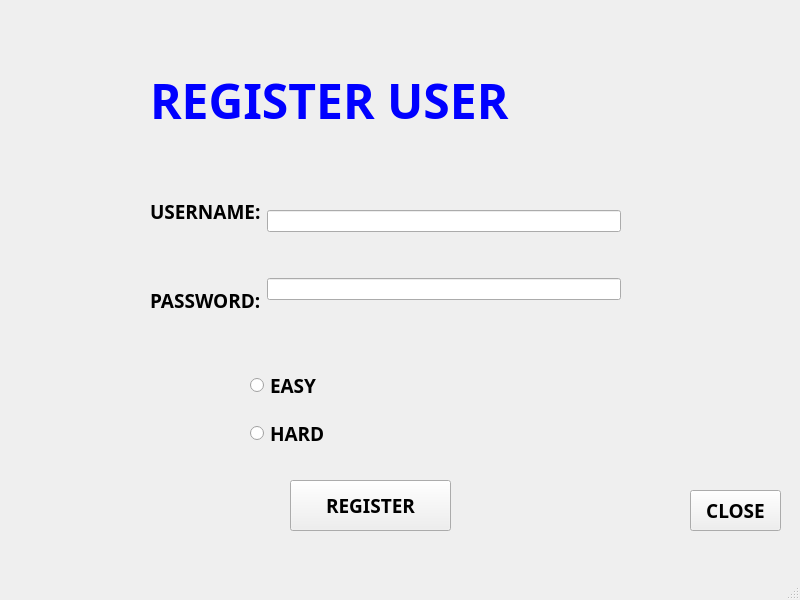
29022020/PROYECTO-FINAL, file CODIFICACIÓN/Ragnarok/register.ui: the form before one commit.
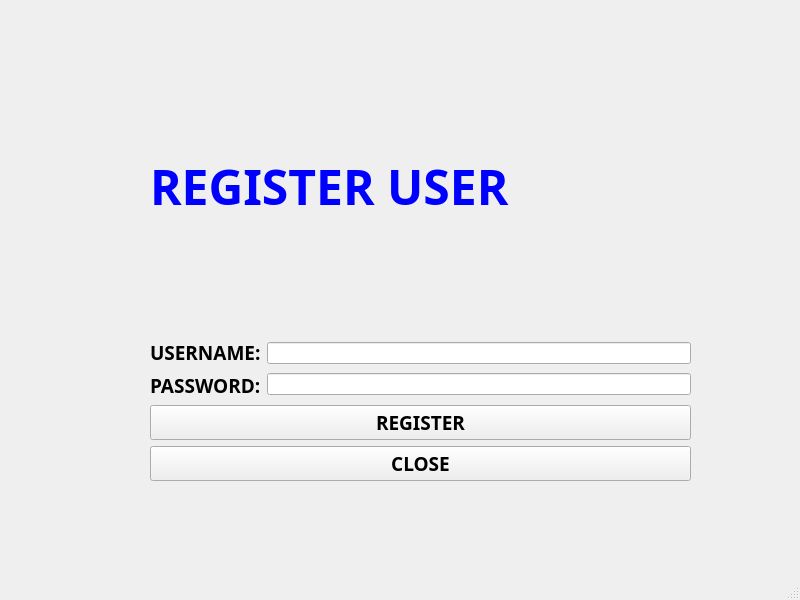
The form after the commit. Icons and pictures are not drawn.

Patch:
```diff
--- a/CODIFICACIÓN/Ragnarok/register.ui
+++ b/CODIFICACIÓN/Ragnarok/register.ui
@@ -14,78 +14,18 @@
    <string>MainWindow</string>
   </property>
   <widget class="QWidget" name="centralwidget">
-   <widget class="QWidget" name="layoutWidget">
+   <widget class="QWidget" name="">
     <property name="geometry">
      <rect>
-      <x>250</x>
-      <y>360</y>
-      <width>271</width>
-      <height>101</height>
+      <x>150</x>
+      <y>40</y>
+      <width>541</width>
+      <height>441</height>
      </rect>
     </property>
-    <layout class="QVBoxLayout" name="verticalLayout">
-     <item>
-      <widget class="QRadioButton" name="easyRadioButton">
-       <property name="font">
-        <font>
-         <family>Nunito Black</family>
-         <pointsize>14</pointsize>
-         <weight>75</weight>
-         <bold>true</bold>
-        </font>
-       </property>
-       <property name="text">
-        <string>EASY</string>
-       </property>
-      </widget>
-     </item>
-     <item>
-      <widget class="QRadioButton" name="hardRadioButton">
-       <property name="font">
-        <font>
-         <family>Nunito Black</family>
-         <pointsize>14</pointsize>
-         <weight>75</weight>
-         <bold>true</bold>
-        </font>
-       </property>
-       <property name="text">
-        <string>HARD</string>
-       </property>
-      </widget>
-     </item>
-    </layout>
-   </widget>
-   <widget class="QPushButton" name="registerPushButton">
-    <property name="geometry">
-     <rect>
-      <x>290</x>
-      <y>480</y>
-      <width>161</width>
-      <height>51</height>
-     </rect>
-    </property>
-    <property name="font">
-     <font>
-      <family>Nunito Black</family>
-      <pointsize>14</pointsize>
-      <weight>75</weight>
-      <bold>true</bold>
-     </font>
-    </property>
-    <property name="text">
-     <string>REGISTER</string>
-    </property>
-   </widget>
+    <layout class="QGridLayout" name="gridLayout_2">
+     <item row="0" column="0">
    <widget class="QLabel" name="label_3">
-    <property name="geometry">
-     <rect>
-      <x>150</x>
-      <y>60</y>
-      <width>551</width>
-      <height>81</height>
-     </rect>
-    </property>
     <property name="font">
      <font>
       <family>Nunito Black</family>
@@ -98,15 +38,10 @@
      <string>&lt;html&gt;&lt;head/&gt;&lt;body&gt;&lt;p&gt;&lt;span style=&quot; color:#0000ff;&quot;&gt;REGISTER USER&lt;/span&gt;&lt;/p&gt;&lt;/body&gt;&lt;/html&gt;</string>
     </property>
    </widget>
-   <widget class="QWidget" name="layoutWidget_2">
-    <property name="geometry">
-     <rect>
-      <x>150</x>
-      <y>170</y>
-      <width>471</width>
-      <height>171</height>
-     </rect>
-    </property>
+     </item>
+     <item row="1" column="0">
+      <layout class="QGridLayout" name="gridLayout">
+       <item row="0" column="0">
     <layout class="QHBoxLayout" name="horizontalLayout">
      <item>
       <layout class="QVBoxLayout" name="verticalLayout_2">
@@ -157,16 +92,26 @@
       </layout>
      </item>
     </layout>
-   </widget>
+       </item>
+       <item row="1" column="0">
+        <widget class="QPushButton" name="registerPushButton">
+         <property name="font">
+          <font>
+           <family>Nunito Black</family>
+           <pointsize>14</pointsize>
+           <weight>75</weight>
+           <bold>true</bold>
+          </font>
+         </property>
+         <property name="text">
+          <string>REGISTER</string>
+         </property>
+        </widget>
+       </item>
+      </layout>
+     </item>
+     <item row="2" column="0">
    <widget class="QPushButton" name="closePushButton">
-    <property name="geometry">
-     <rect>
-      <x>690</x>
-      <y>490</y>
-      <width>91</width>
-      <height>41</height>
-     </rect>
-    </property>
     <property name="font">
      <font>
       <family>Nunito Black</family>
@@ -179,6 +124,9 @@
      <string>CLOSE</string>
     </property>
    </widget>
+     </item>
+    </layout>
+   </widget>
   </widget>
   <widget class="QMenuBar" name="menubar">
    <property name="geometry">
```
Left out of the diff: 10 changed lines with no effect on the pictures. Lines whose indentation alone changed are shown as unchanged.
